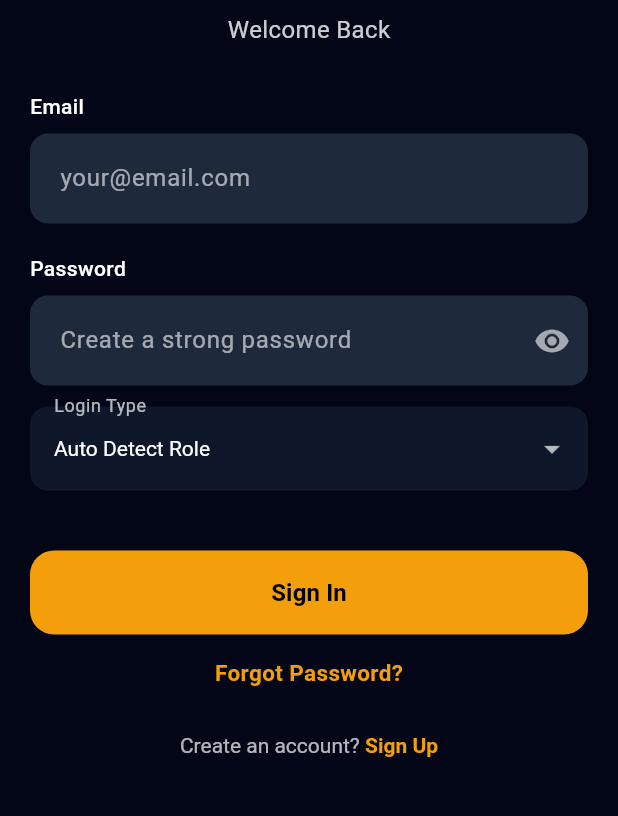
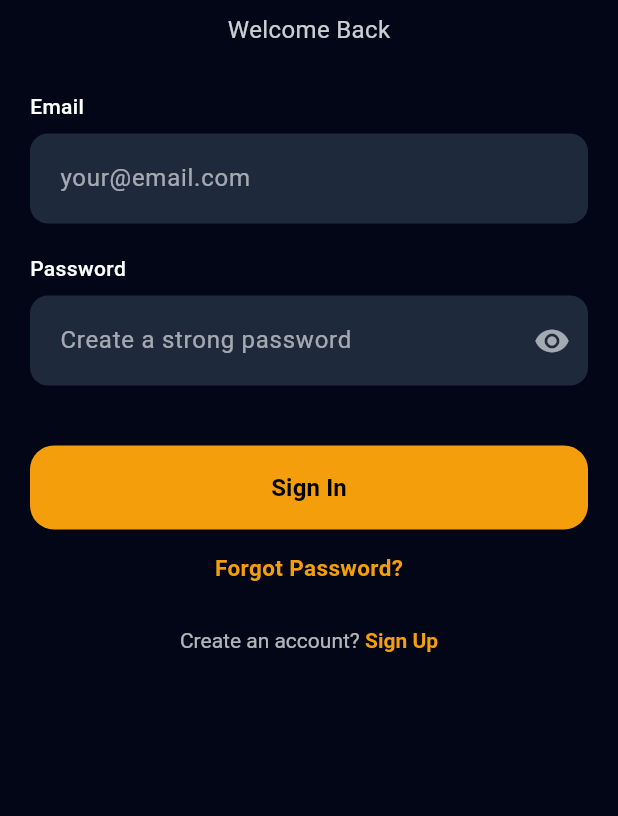
Before and after one commit to devsynxoffical/ballchart, a Flutter app: the screen it shows after launch, on a phone screen of 412 x 824 dp, the part 189-1005 px from its top. Run offline on Flutter 3.47's test engine with Material 3 defaults, Android fonts, the phone set to English and light mode, and no system bars; our stand-ins replace flutter_secure_storage, image_picker, video_player; accounts and stored records are empty.

Commit message:
Fix player role labeling and remove login type selector.
Correct player role display in home header/staff labels, and simplify login by removing the login type dropdown and role-select plumbing.

Made-with: Cursor

```diff
--- a/lib/features/login/view/login_screen.dart
+++ b/lib/features/login/view/login_screen.dart
@@ -21,7 +21,6 @@ class _LoginScreenState extends State<LoginScreen> {
   final TextEditingController _emailController = TextEditingController();
   final TextEditingController _passwordController = TextEditingController();
   bool _isPasswordVisible = false;
-  String _selectedLoginRole = 'auto';
 
   @override
   void initState() {
@@ -142,38 +141,6 @@ class _LoginScreenState extends State<LoginScreen> {
                     ),
                   ),
 
-                  const SizedBox(height: 14),
-
-                  DropdownButtonFormField<String>(
-                    value: _selectedLoginRole,
-                    dropdownColor: const Color(0xFF111827),
-                    style: const TextStyle(color: Colors.white),
-                    items: const [
-                      DropdownMenuItem(value: 'auto', child: Text('Auto Detect Role')),
-                      DropdownMenuItem(value: 'player', child: Text('Player Login')),
-                      DropdownMenuItem(value: 'coach', child: Text('Coach/Staff Login')),
-                      DropdownMenuItem(value: 'admin', child: Text('Admin Login')),
-                    ],
-                    onChanged: (value) {
-                      if (value == null) return;
-                      setState(() => _selectedLoginRole = value);
-                    },
-                    decoration: InputDecoration(
-                      labelText: 'Login Type',
-                      labelStyle: const TextStyle(color: Colors.white70),
-                      filled: true,
-                      fillColor: const Color(0xFF0F172A),
-                      border: OutlineInputBorder(
-                        borderRadius: BorderRadius.circular(12),
-                        borderSide: BorderSide.none,
-                      ),
-                      focusedBorder: OutlineInputBorder(
-                        borderRadius: BorderRadius.circular(12),
-                        borderSide: const BorderSide(color: AppColors.yellow),
-                      ),
-                    ),
-                  ),
-
                   const SizedBox(height: 40),
 
                   if (authViewModel.isLoading)
@@ -188,8 +155,6 @@ class _LoginScreenState extends State<LoginScreen> {
                           context,
                           _emailController.text.trim(),
                           _passwordController.text.trim(),
-                          preferredRole:
-                              _selectedLoginRole == 'auto' ? null : _selectedLoginRole,
                         );
                       },
                     ),
--- a/lib/features/strategy/view/strategy_screen.dart
+++ b/lib/features/strategy/view/strategy_screen.dart
@@ -354,8 +354,8 @@ class _StrategyScreenState extends State<StrategyScreen> {
                       Row(
                         children: [
                           const Expanded(
-                            child: Column(
-                              crossAxisAlignment: CrossAxisAlignment.start,
+            child: Column(
+              crossAxisAlignment: CrossAxisAlignment.start,
                               children: [
                                 Text(
                                   'Strategy Videos',
```
Also changed, not shown: lib/core/widgets/home/header.dart (+12 -4 lines), lib/features/home/view/home_screen.dart (+14 -1 lines).
